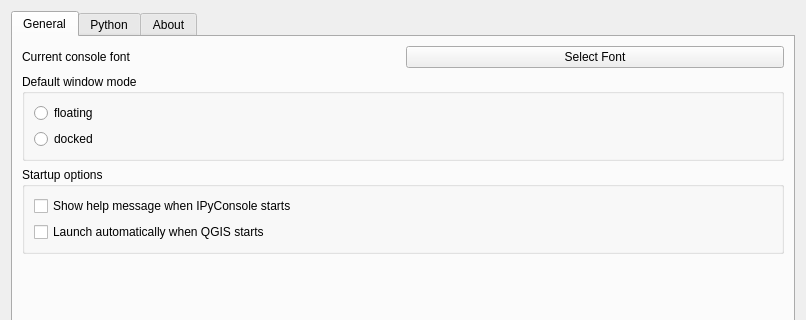
This is Ui_SettingsDialog.ui in elpaso/qgis-ipythonconsole as Qt 5 draws it before an edit; both pictures show x 0 to 806 and y 0 to 320 of the 806 by 473 pixel window. The edited form follows.
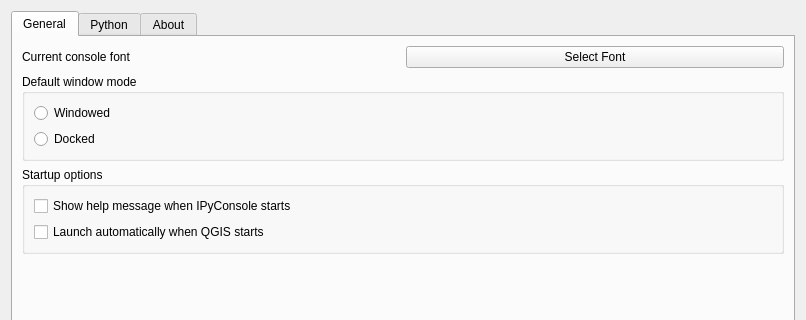
This is the edited form. Icons and pictures are not drawn.

Commit message: Bring into front fixes #8 default to docked fixes #9

The edit to the form file:
```diff
--- a/Ui_SettingsDialog.ui
+++ b/Ui_SettingsDialog.ui
@@ -96,14 +96,14 @@
                 <item>
                  <widget class="QRadioButton" name="windowModeFloating">
                   <property name="text">
-                   <string>floating</string>
+                   <string>Windowed</string>
                   </property>
                  </widget>
                 </item>
                 <item>
                  <widget class="QRadioButton" name="windowModeDocked">
                   <property name="text">
-                   <string>docked</string>
+                   <string>Docked</string>
                   </property>
                  </widget>
                 </item>
```
The commit also changes 1 other file.
